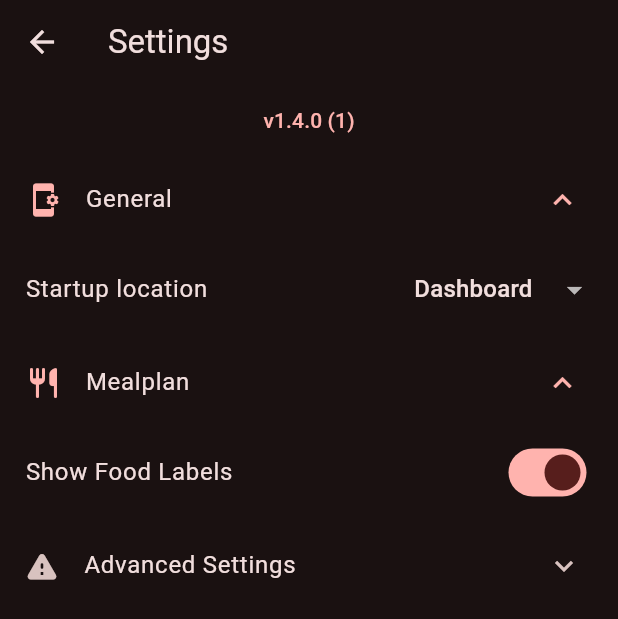
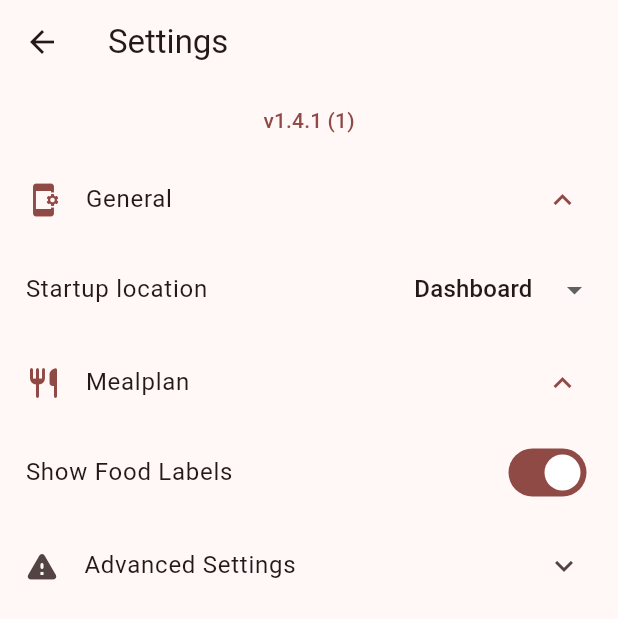
Before and after one commit to dev-redcube/betterHM, a Flutter app: the screen it shows after launch, after a tap on the "settings" icon, on a phone screen of 412 x 824 dp. Shown: the top 619 px of the screen. Run offline on Flutter 3.47's test engine with Material 2 defaults, Android fonts, the phone set to English and light mode, and no system bars; drawn by our look-alikes of dynamic_color; our stand-ins replace cached_network_image, dio, firebase_core, firebase_crashlytics, geolocator, get_it and 7 more; missing offline and left inert: blurhash_ffi, dio_cache_interceptor, flutter_inappwebview, icalendar_parser, kalender; accounts and stored records are empty; generated files the repository leaves out were written again; network calls fail; statements that could not run were skipped.

Commit message:
light theme

```diff
--- a/lib/main.dart
+++ b/lib/main.dart
@@ -106,7 +106,7 @@ class MyApp extends StatelessWidget with WidgetsBindingObserver {
                   brightness: Brightness.dark,
                 ),
           ),
-          themeMode: ThemeMode.dark,
+          // themeMode: ThemeMode.dark,
           locale: TranslationProvider.of(context).flutterLocale,
           supportedLocales: AppLocaleUtils.supportedLocales,
           localizationsDelegates: GlobalMaterialLocalizations.delegates,
--- a/pubspec.yaml
+++ b/pubspec.yaml
@@ -16,7 +16,7 @@ publish_to: 'none' # Remove this line if you wish to publish to pub.dev
 # https://developer.apple.com/library/archive/documentation/General/Reference/InfoPlistKeyReference/Articles/CoreFoundationKeys.html
 # In Windows, build-name is used as the major, minor, and patch parts
 # of the product and file versions while build-number is used as the build suffix.
-version: 1.4.0
+version: 1.4.1
 
 environment:
   sdk: '>=3.0.0'
```
